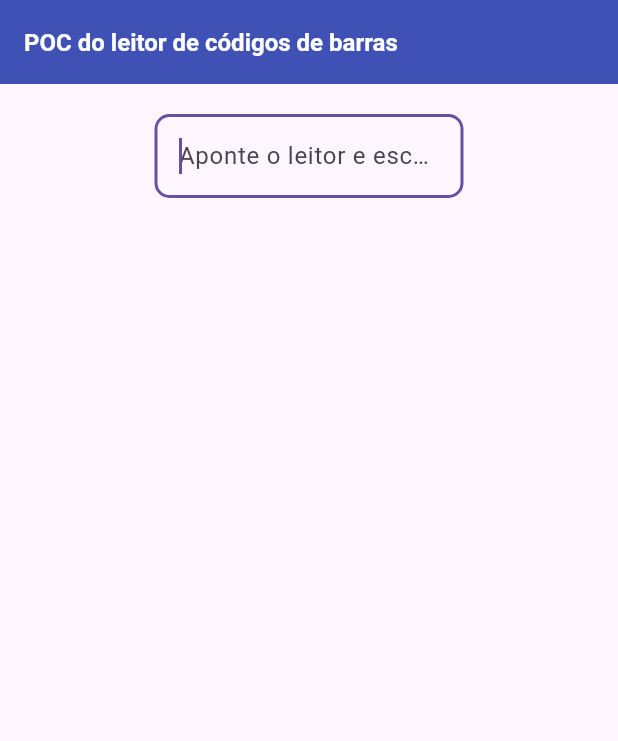
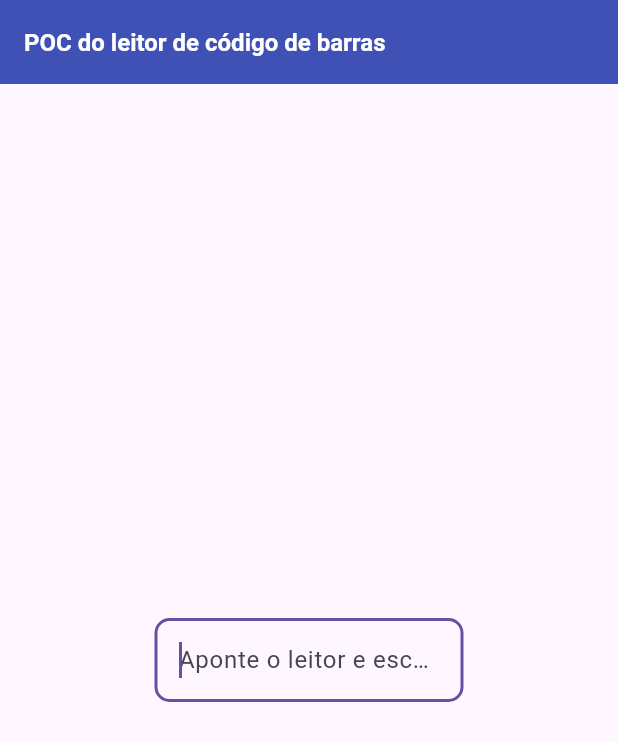
Before and after one commit to jaquetrevizan/poc_barcode_scanner, a Flutter app: the screen it shows after launch, on a phone screen of 412 x 824 dp. Shown: the top 741 px of the screen. Run offline on Flutter 3.47's test engine with Material 3 defaults, Android fonts, the phone set to English and light mode, and no system bars.

Commit message:
alter class

```diff
--- a/lib/main.dart
+++ b/lib/main.dart
@@ -14,8 +14,8 @@ class MyApp extends StatelessWidget {
     return MaterialApp(
       debugShowCheckedModeBanner: false,
       title: "POC do leitor de código de barras",
-      // home: InputBarcodeScreen(),
-      home: InputBarcodeScreenReader(),
+      home: InputBarcodeScreen(),
+      // home: InputBarcodeScreenReader(),
     );
 
   }
```
